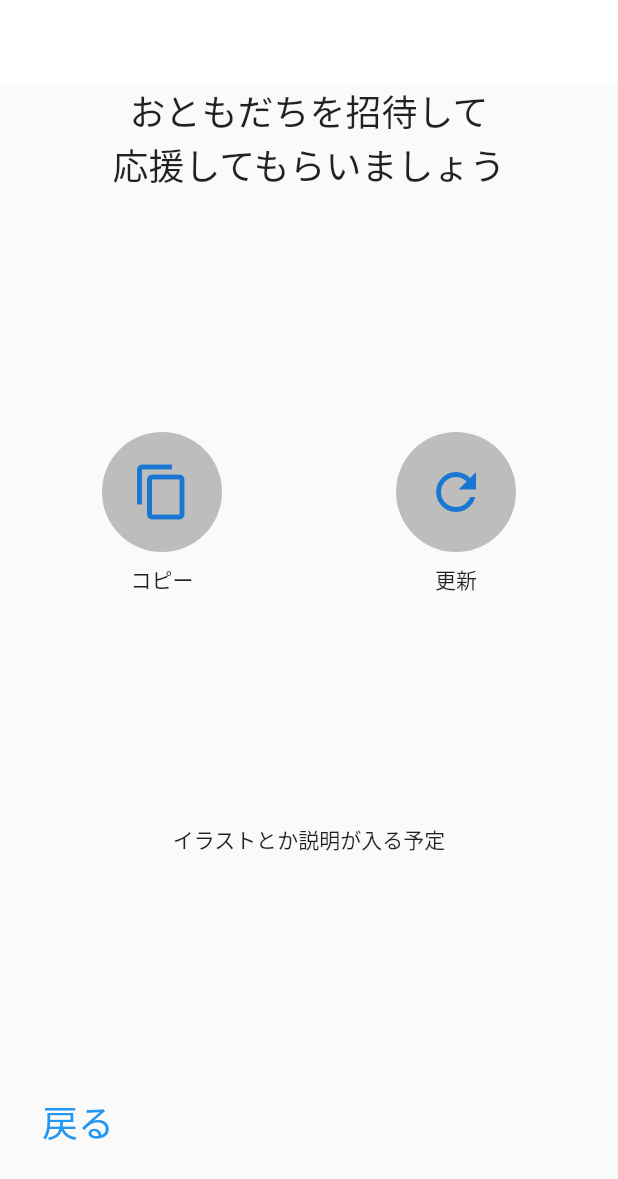
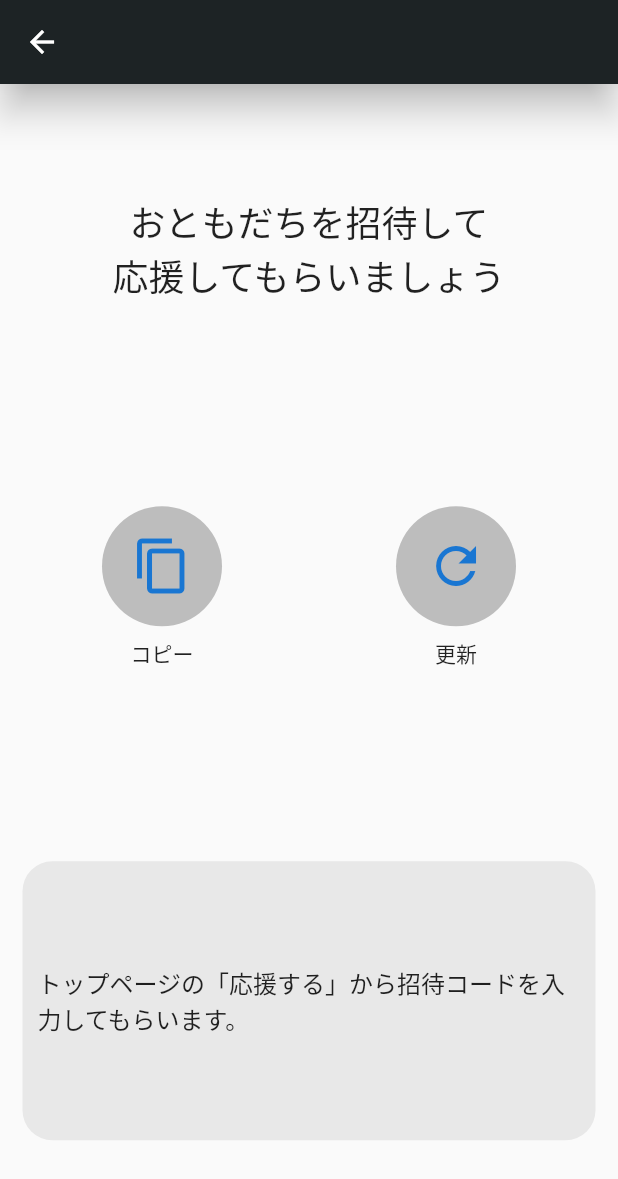
Before and after one commit to y0303noki/YellApp, a Flutter app: the InviteMainPage screen opened directly, on a phone screen of 412 x 824 dp. Shown: the top 1179 px of the screen. Run offline on Flutter 3.47's test engine with Material 2 defaults, Android fonts, the phone set to English and light mode, and no system bars; our stand-ins replace bubble, cloud_firestore, firebase_auth, firebase_core, flutter_hooks, hooks_riverpod and 2 more; accounts and stored records are empty; network calls fail.

```diff
--- a/lib/components/dialog/dialog_widget.dart
+++ b/lib/components/dialog/dialog_widget.dart
@@ -52,7 +52,7 @@ class DialogWidget {
             constraints: const BoxConstraints(maxHeight: 100.0),
             child: Column(
               children: [
-                const Text('メンバーにコメントを残します'),
+                const Text('おともだちにコメントを残します'),
                 TextField(
                   controller: _textController,
                   decoration: const InputDecoration(hintText: "ここに入力"),
--- a/lib/screen/my/invite_main_page.dart
+++ b/lib/screen/my/invite_main_page.dart
@@ -1,5 +1,6 @@
 import 'package:flutter/material.dart';
 import 'package:hooks_riverpod/hooks_riverpod.dart';
+import 'package:yell_app/components/widget/common_widget.dart';
 import 'package:yell_app/components/widget/text_widget.dart';
 import 'package:yell_app/firebase/invite_firebase.dart';
 import 'package:yell_app/model/invite.dart';
@@ -15,19 +16,21 @@ class InviteMainPage extends ConsumerWidget {
   @override
   Widget build(BuildContext context, WidgetRef ref) {
     final invite = ref.watch(inviteProvider);
+    final deviceSize = MediaQuery.of(context).size;
 
     return Scaffold(
       appBar: AppBar(
-        backgroundColor: Colors.white,
-        elevation: 0,
+        backgroundColor: Color.fromARGB(255, 29, 35, 37),
+        elevation: 10,
       ),
       body: Container(
         margin: const EdgeInsets.only(
+          top: 10,
           left: 10,
           right: 10,
         ),
         child: Column(
-          mainAxisAlignment: MainAxisAlignment.spaceBetween,
+          mainAxisAlignment: MainAxisAlignment.spaceAround,
           children: [
             Column(
               children: [
@@ -97,29 +100,17 @@ class InviteMainPage extends ConsumerWidget {
                 ),
               ],
             ),
-            // TODO
             Container(
-              child: Text(
-                'イラストとか説明が入る予定',
-              ),
-            ),
-            // 戻る、次へ
-            Container(
-              margin: const EdgeInsets.only(
+              padding: const EdgeInsets.only(
                 left: 10,
                 right: 10,
-                bottom: 50,
               ),
-              child: Row(
-                mainAxisAlignment: MainAxisAlignment.spaceBetween,
-                children: [
-                  TextButton(
-                    onPressed: () {
-                      Navigator.pop(context);
-                    },
-                    child: TextWidget.headLineText5('戻る'),
-                  ),
-                ],
+              width: CommonWidget.defaultDescriptionWidth(deviceSize.width),
+              height: CommonWidget.defaultDescriptionHeight(deviceSize.width),
+              decoration: CommonWidget.defaultDescriptionDecoration(),
+              child: Center(
+                child:
+                    TextWidget.subTitleText1('トップページの「応援する」から招待コードを入力してもらいます。'),
               ),
             ),
           ],
--- a/lib/state/my_achievment_provider.dart
+++ b/lib/state/my_achievment_provider.dart
@@ -24,7 +24,7 @@ class MyAchievment extends ChangeNotifier {
   // bool isTapedToday = false;
   String inviteId = ''; // 招待コードのid
 
-  int currentDay = 1; // 現在の達成日（例：5日目 / 40日 の5日目の部分）
+  int currentDay = 0; // 現在の達成日（例：5日目 / 40日 の5日目の部分）
   int currentTime = 0; // 何回目？
   String achievedDayOrTime = ''; // 2日目達成 = '2-ok'
 
@@ -100,6 +100,9 @@ class MyAchievment extends ChangeNotifier {
 
   void setInitialData(MyGoalModel _myGoalModel, List<MemberModel> members,
       List<YellMessage> messages) {
+    // 初期化
+    sliderValue = 0.0;
+
     goalId = _myGoalModel.id;
     goalTitle = _myGoalModel.goalTitle;
     myName = _myGoalModel.myName;
```
Also changed, not shown: lib/firebase/my_goal_firebase.dart (+6 -6 lines), lib/screen/my/my_achievement_page.dart (+30 -50 lines), lib/screen/my/select_log_page.dart (+20 -2 lines), images/nezumi.png (added).
